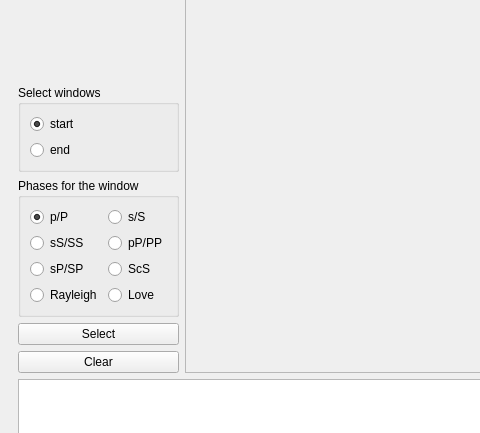
Before: the Qt Designer form WindowPicker.ui in Milateef/WaveformPlotter, drawn with Qt 5; both pictures show x 0 to 480 and y 432 to 865 of the 1221 by 947 pixel window.
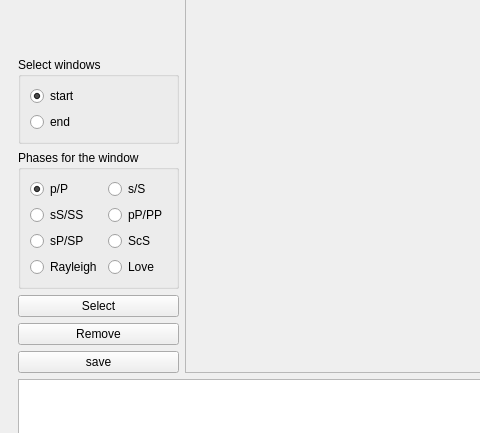
After: the same form once the commit is applied. Custom widgets are drawn as their Qt base class.

Commit message: support remove window lines

Patch:
```diff
--- a/WindowPicker.ui
+++ b/WindowPicker.ui
@@ -487,7 +487,14 @@
                 <item>
                  <widget class="QPushButton" name="pushButton_windows_clear">
                   <property name="text">
-                   <string>Clear</string>
+                   <string>Remove</string>
+                  </property>
+                 </widget>
+                </item>
+                <item>
+                 <widget class="QPushButton" name="pushButton_windows_save">
+                  <property name="text">
+                   <string>save</string>
                   </property>
                  </widget>
                 </item>
```
Left out of the diff: 2 changed lines with no effect on the pictures. The commit also changes 3 other files.
